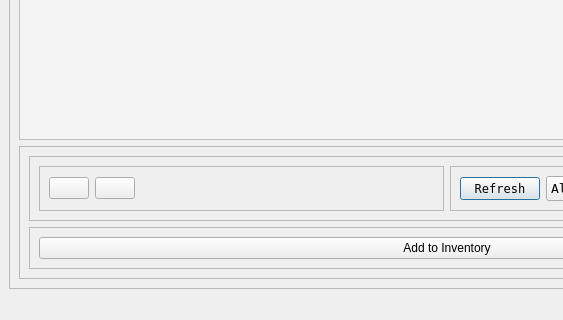
This is Program_Files/UI_Files/new_order_window.ui in Thomas1B/Electronics-Inventory-Program as Qt 5 draws it before an edit; both pictures show x 0 to 563 and y 334 to 654 of the 894 by 654 pixel window. The edited form follows.
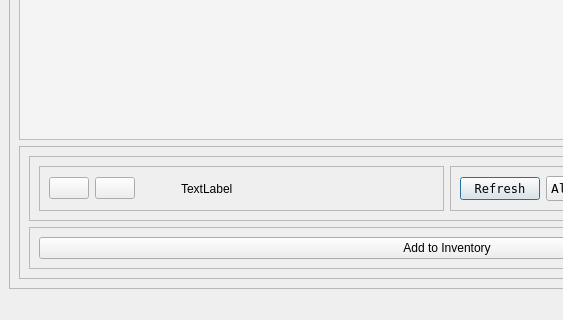
This is the edited form. Icons and pictures are not drawn.

Commit message: created label to show current order count

The edit to the form file:
```diff
--- a/Program_Files/UI_Files/new_order_window.ui
+++ b/Program_Files/UI_Files/new_order_window.ui
@@ -298,6 +298,29 @@
                   </property>
                  </widget>
                 </item>
+                <item>
+                 <spacer name="horizontalSpacer_4">
+                  <property name="orientation">
+                   <enum>Qt::Horizontal</enum>
+                  </property>
+                  <property name="sizeType">
+                   <enum>QSizePolicy::Fixed</enum>
+                  </property>
+                  <property name="sizeHint" stdset="0">
+                   <size>
+                    <width>40</width>
+                    <height>20</height>
+                   </size>
+                  </property>
+                 </spacer>
+                </item>
+                <item>
+                 <widget class="QLabel" name="count_label">
+                  <property name="text">
+                   <string>TextLabel</string>
+                  </property>
+                 </widget>
+                </item>
                 <item>
                  <spacer name="horizontalSpacer_2">
                   <property name="orientation">
```
The commit also changes 1 other file.
